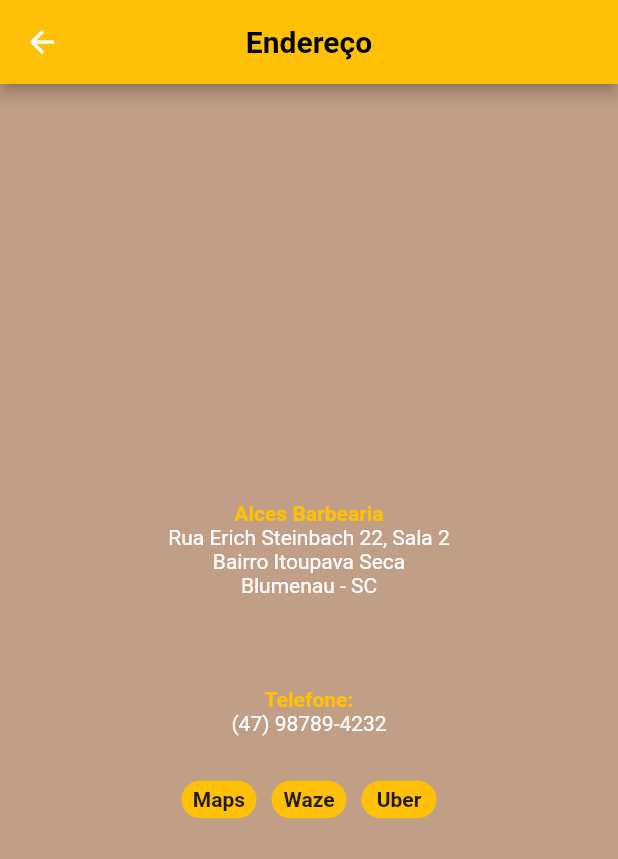
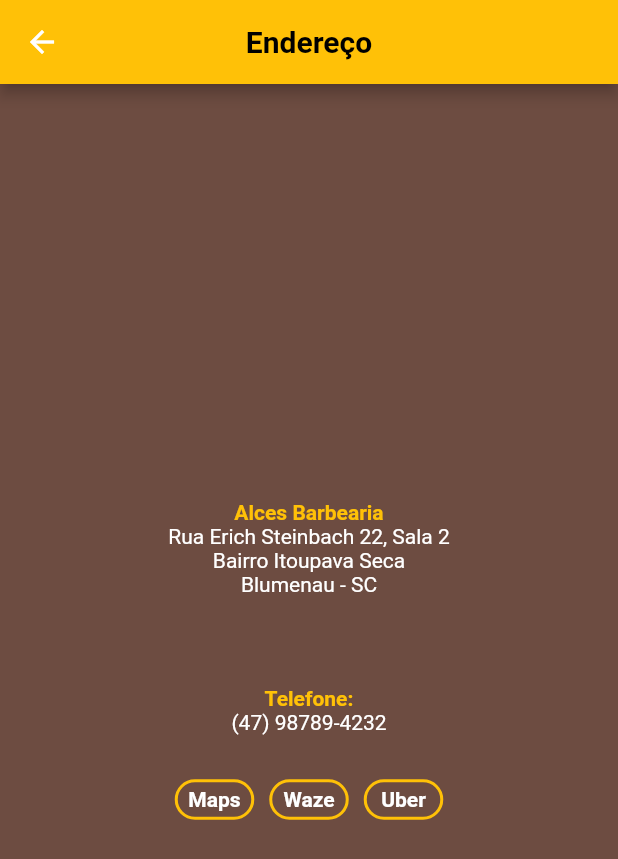
Before and after one commit to mendesviton/barber-proway, a Flutter app: the screen it shows after launch, after a tap on "Contato", on a phone screen of 412 x 824 dp. Shown: the top 859 px of the screen. Run offline on Flutter 3.47's test engine with Material 2 defaults, Android fonts, the phone set to English and light mode, and no system bars.

Commit message:
[feat]Mudanca botoes tela endereco

```diff
--- a/lib/main.dart
+++ b/lib/main.dart
@@ -216,7 +216,7 @@
                           horizontal: 20, vertical: 20),
                       child: Row(
                         children: [
-                          const Icon(
+                           Icon(
                             shadows: [
                               Shadow(
                                   offset: Offset(0, 2),
@@ -297,7 +297,7 @@
                           horizontal: 20, vertical: 20),
                       child: Row(
                         children: [
-                          const Icon(
+                           Icon(
                             shadows: [
                               Shadow(
                                 offset: Offset(0, 2),
--- a/lib/pages/page_endereco/endereco.dart
+++ b/lib/pages/page_endereco/endereco.dart
@@ -7,7 +7,7 @@
   Widget build(BuildContext context) {
     var size = MediaQuery.of(context).size;
     return Scaffold(
-      backgroundColor: const Color.fromARGB(150, 150, 91, 51),
+      backgroundColor: Colors.brown.shade600,
       appBar: AppBar(
         backgroundColor: Colors.amber,
         title: const Text(
@@ -60,10 +60,11 @@
               mainAxisAlignment: MainAxisAlignment.center,
               children: [
                 Container(
-                  height: 25,
-                  width: 50,
+                  height: 27,
+                  width: 53,
                   decoration: BoxDecoration(
-                      color: Colors.amber,
+                    border: Border.all(width: 2, color: Colors.amber),
+                      color: Colors.brown.shade600,
                       borderRadius: BorderRadius.circular(30)),
                   child: Column(
                     crossAxisAlignment: CrossAxisAlignment.center,
@@ -72,18 +73,21 @@
                       Text(
                         'Maps',
                         style: TextStyle(
-                          fontWeight: FontWeight.bold,
+                          fontWeight: FontWeight.bold,color: Colors.white,
                         ),
                       ),
                     ],
                   ),
                 ),
-                const SizedBox(width: 10,),
+                const SizedBox(
+                  width: 10,
+                ),
                 Container(
-                  height: 25,
-                  width: 50,
+                  height: 27,
+                  width: 53,
                   decoration: BoxDecoration(
-                      color: Colors.amber,
+                    border: Border.all(width: 2, color: Colors.amber),
+                       color: Colors.brown.shade600,
                       borderRadius: BorderRadius.circular(30)),
                   child: Column(
                     crossAxisAlignment: CrossAxisAlignment.center,
@@ -92,18 +96,21 @@
                       Text(
                         'Waze',
                         style: TextStyle(
-                          fontWeight: FontWeight.bold,
+                          fontWeight: FontWeight.bold,color: Colors.white,
                         ),
                       ),
                     ],
                   ),
                 ),
-                const SizedBox(width: 10,),
+                const SizedBox(
+                  width: 10,
+                ),
                 Container(
-                  height: 25,
-                  width: 50,
+                  height: 27,
+                  width: 53,
                   decoration: BoxDecoration(
-                      color: Colors.amber,
+                      border: Border.all(width: 2, color: Colors.amber),
+                      color: Colors.brown.shade600,
                       borderRadius: BorderRadius.circular(30)),
                   child: Column(
                     crossAxisAlignment: CrossAxisAlignment.center,
@@ -112,7 +119,7 @@
                       Text(
                         'Uber',
                         style: TextStyle(
-                          fontWeight: FontWeight.bold,
+                          fontWeight: FontWeight.bold,color: Colors.white,
                         ),
                       ),
                     ],
```
Also changed, not shown: 1 other file.
